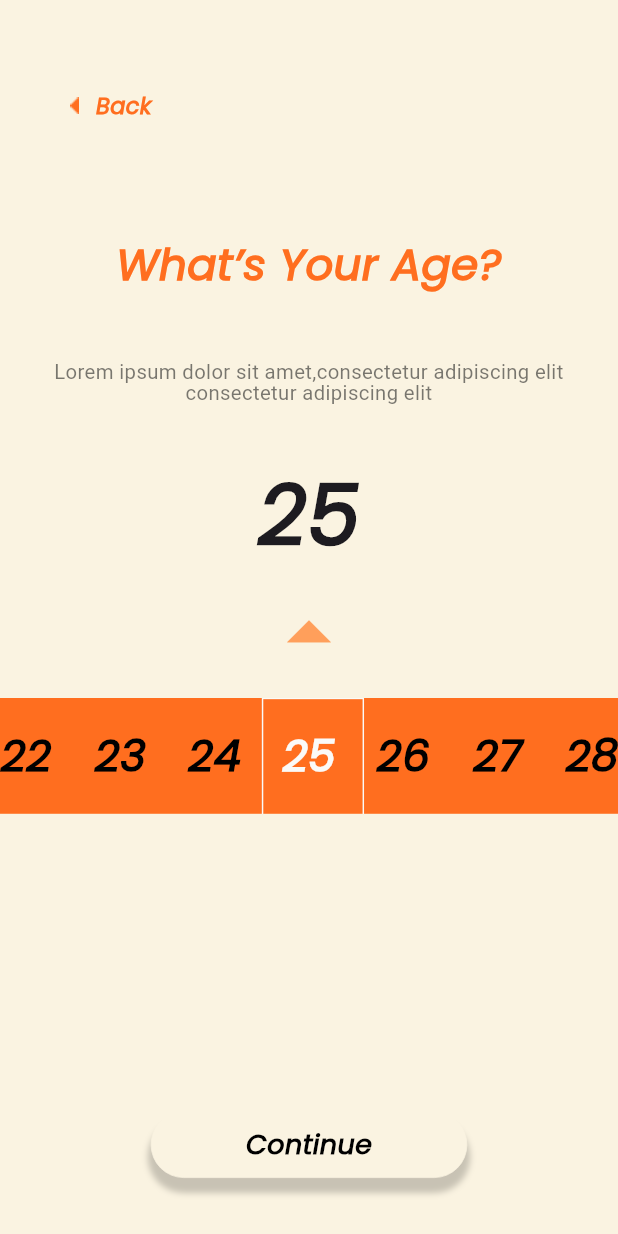
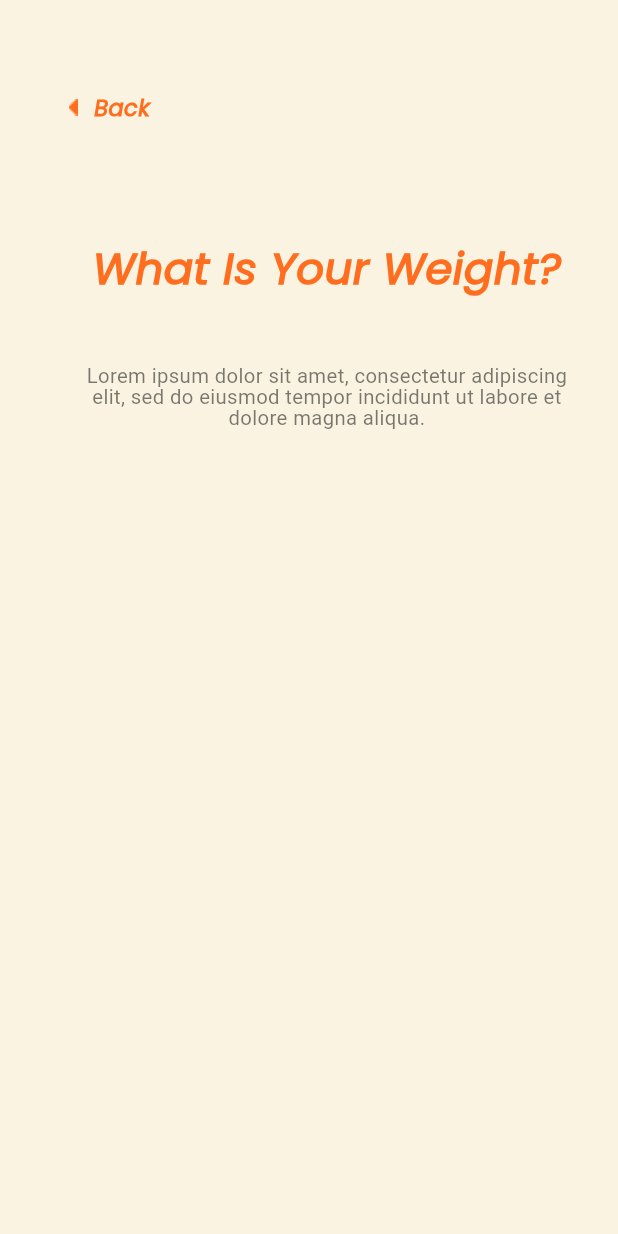
Before and after one commit to Shroukahmed99/Graduation-Project-Using-Flutter, a Flutter app: the AgeSelectionScreen screen opened directly, after a tap on "Continue", on a phone screen of 412 x 824 dp. Run offline on Flutter 3.47's test engine with Material 3 defaults, Android fonts, the phone set to English and light mode, and no system bars; our stand-ins replace dots_indicator, flutter_screenutil, font_awesome_flutter, get; Roboto replaces fonts that are missing (League Spartan).

Commit message:
add weight file

```diff
--- a/lib/Features/Auth/Presentation/Pages/ForgetPassword/forget_password_view.dart
+++ b/lib/Features/Auth/Presentation/Pages/ForgetPassword/forget_password_view.dart
@@ -1,14 +1,11 @@
 import 'package:flutter/material.dart';
 import 'package:sehatak/Features/Auth/Presentation/Pages/ForgetPassword/widgets/forget_password_view_body.dart';
-import 'package:sehatak/const.dart';
 
 class ForgetPasswordView extends StatelessWidget {
   const ForgetPasswordView({super.key});
 
   @override
   Widget build(BuildContext context) {
-    return const Scaffold(
-        backgroundColor: backgroundColor, // Light beige background
-        body: ForgetPasswordViewBody());
+    return const Scaffold(body: ForgetPasswordViewBody());
   }
 }
--- a/lib/Features/Auth/Presentation/Pages/Login/login_view.dart
+++ b/lib/Features/Auth/Presentation/Pages/Login/login_view.dart
@@ -1,14 +1,11 @@
 import 'package:flutter/material.dart';
 import 'package:sehatak/Features/Auth/Presentation/Pages/Login/Widgets/login_view_body.dart';
-import 'package:sehatak/const.dart';
 
 class LoginView extends StatelessWidget {
   const LoginView({super.key});
 
   @override
   Widget build(BuildContext context) {
-    return const Scaffold(
-        backgroundColor: backgroundColor,
-        body: LoginViewBody());
+    return const Scaffold(body: LoginViewBody());
   }
 }
--- a/lib/Features/Auth/Presentation/Pages/Set Password/forget_password_view.dart
+++ b/lib/Features/Auth/Presentation/Pages/Set Password/forget_password_view.dart
@@ -1,14 +1,11 @@
 import 'package:flutter/material.dart';
 import 'package:sehatak/Features/Auth/Presentation/Pages/Set%20Password/widgets/Set_password_view_body.dart';
-import 'package:sehatak/const.dart';
 
 class SetPasswordView extends StatelessWidget {
   const SetPasswordView({super.key});
 
   @override
   Widget build(BuildContext context) {
-    return const Scaffold(
-        backgroundColor: backgroundColor, // Light beige background
-        body: SetPasswordViewBody());
+    return const Scaffold(body: SetPasswordViewBody());
   }
 }
--- a/lib/Features/Auth/Presentation/Pages/Signup/signup_view.dart
+++ b/lib/Features/Auth/Presentation/Pages/Signup/signup_view.dart
@@ -1,14 +1,11 @@
 import 'package:flutter/material.dart';
 import 'package:sehatak/Features/Auth/Presentation/Pages/Signup/widgets/signup_view_body.dart';
-import 'package:sehatak/const.dart';
 
 class SignupView extends StatelessWidget {
   const SignupView({super.key});
 
   @override
   Widget build(BuildContext context) {
-    return const Scaffold(
-        backgroundColor: backgroundColor, // Light beige background
-        body: SignupViewBody());
+    return const Scaffold(body: SignupViewBody());
   }
 }
--- a/lib/Features/Questions/Age Selection/pages/age_selection_screen.dart
+++ b/lib/Features/Questions/Age Selection/pages/age_selection_screen.dart
@@ -1,6 +1,9 @@
 import 'package:flutter/material.dart';
 import 'package:flutter_screenutil/flutter_screenutil.dart';
+import 'package:get/get.dart';
+import 'package:get/get_core/src/get_main.dart';
 import 'package:sehatak/Features/Questions/Age%20Selection/widgets/custom_slider_widget.dart';
+import 'package:sehatak/Features/Questions/weight%20selection/presentation/views/weight_views.dart';
 import 'package:sehatak/Features/Questions/widgets/custom_question_and_aswer.dart';
 import 'package:sehatak/const.dart';
 import 'package:sehatak/core/widget/Custom_Arrow_back.dart';
@@ -49,7 +52,11 @@ class _AgeSelectionScreenState extends State<AgeSelectionScreen> {
             },
           ),
           const Spacer(),
-          CustomButton(text: 'Continue', onTap: () {}),
+          CustomButton(
+              text: 'Continue',
+              onTap: () {
+                Get.to(() => const WieghtViews());
+              }),
           CustomSizedBox(height: 40.h),
         ],
       ),
--- /dev/null
+++ b/lib/Features/Questions/weight selection/presentation/views/weight_views.dart
@@ -0,0 +1,13 @@
+import 'package:flutter/material.dart';
+import 'package:sehatak/Features/Questions/weight%20selection/presentation/views/widget/weight_views_body.dart';
+
+class WieghtViews extends StatelessWidget {
+  const WieghtViews({super.key});
+
+  @override
+  Widget build(BuildContext context) {
+    return const Scaffold(
+      body: WeightViewsBody(),
+    );
+  }
+}
--- /dev/null
+++ b/lib/Features/Questions/weight selection/presentation/views/widget/weight_views_body.dart
@@ -0,0 +1,27 @@
+import 'package:flutter/material.dart';
+import 'package:sehatak/Features/Questions/widgets/custom_question_and_aswer.dart';
+import 'package:sehatak/core/widget/Custom_Arrow_back.dart';
+
+class WeightViewsBody extends StatelessWidget {
+  const WeightViewsBody({super.key});
+
+  @override
+  Widget build(BuildContext context) {
+    return Padding(
+      padding: const EdgeInsets.only(
+        top: 32,
+        left: 24,
+      ),
+      child: const Column(
+        children: [
+          CustomArrowBack(text: 'Back'),
+          SizedBox(height: 50),
+          CustomQuestionAndAswer(
+              question: 'What Is Your Weight?',
+              answer:
+                  'Lorem ipsum dolor sit amet, consectetur adipiscing elit, sed do eiusmod tempor incididunt ut labore et dolore magna aliqua. '),
+        ],
+      ),
+    );
+  }
+}
--- a/lib/Features/on Boarding/Presentation/widgets/on_boarding_body.dart
+++ b/lib/Features/on Boarding/Presentation/widgets/on_boarding_body.dart
@@ -50,7 +50,7 @@ class OnBoardingBody extends StatelessWidget {
                 } else {
                   Navigator.pushReplacement(
                     context,
-                    MaterialPageRoute(builder: (context) => LoginView()),
+                    MaterialPageRoute(builder: (context) => const LoginView()),
                   );
                 }
               },
--- a/lib/main.dart
+++ b/lib/main.dart
@@ -2,6 +2,7 @@ import 'package:flutter/material.dart';
 import 'package:flutter_screenutil/flutter_screenutil.dart';
 import 'package:get/get.dart';
 import 'package:sehatak/Features/Splash/Presentation/widgets/first_splash_screen.dart';
+import 'package:sehatak/const.dart';
 
 void main() {
   runApp(const HealthMateApp());
@@ -20,6 +21,7 @@ class HealthMateApp extends StatelessWidget {
               debugShowCheckedModeBanner: false,
               theme: ThemeData(
                 fontFamily: 'Poppins',
+                scaffoldBackgroundColor: backgroundColor,
               ),
               home: const FirstSplashScreen(),
             ));
```
Also changed, not shown: lib/Features/on Boarding/Presentation/widgets/custom_skip_icon.dart (+7 -0 lines).
